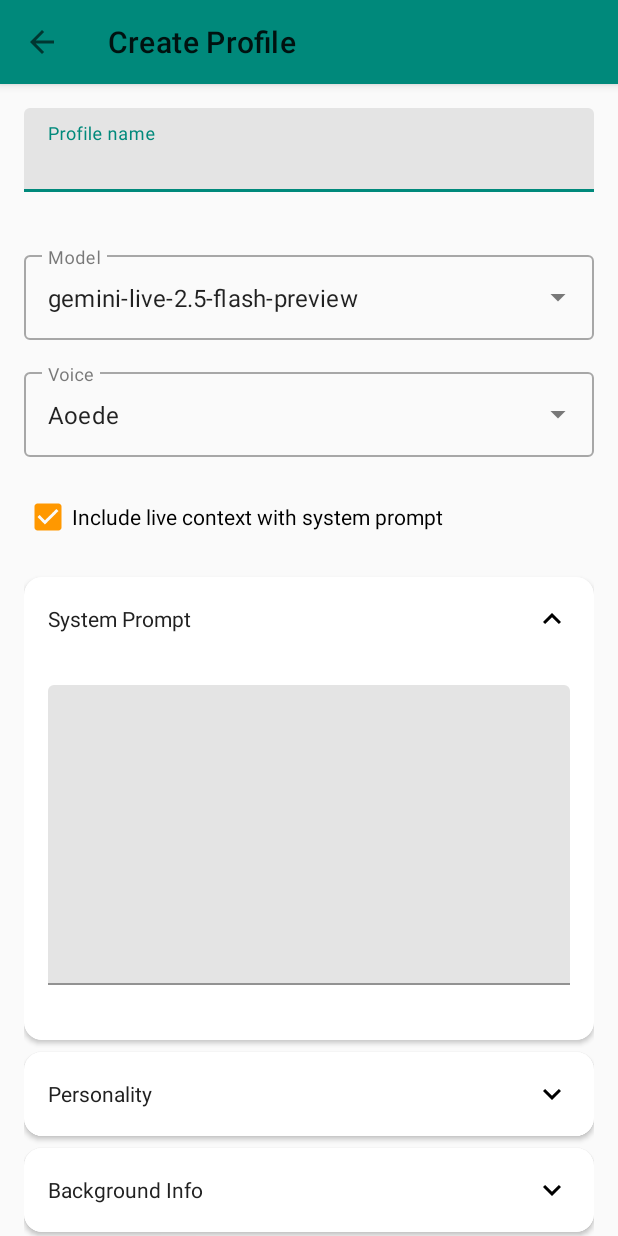
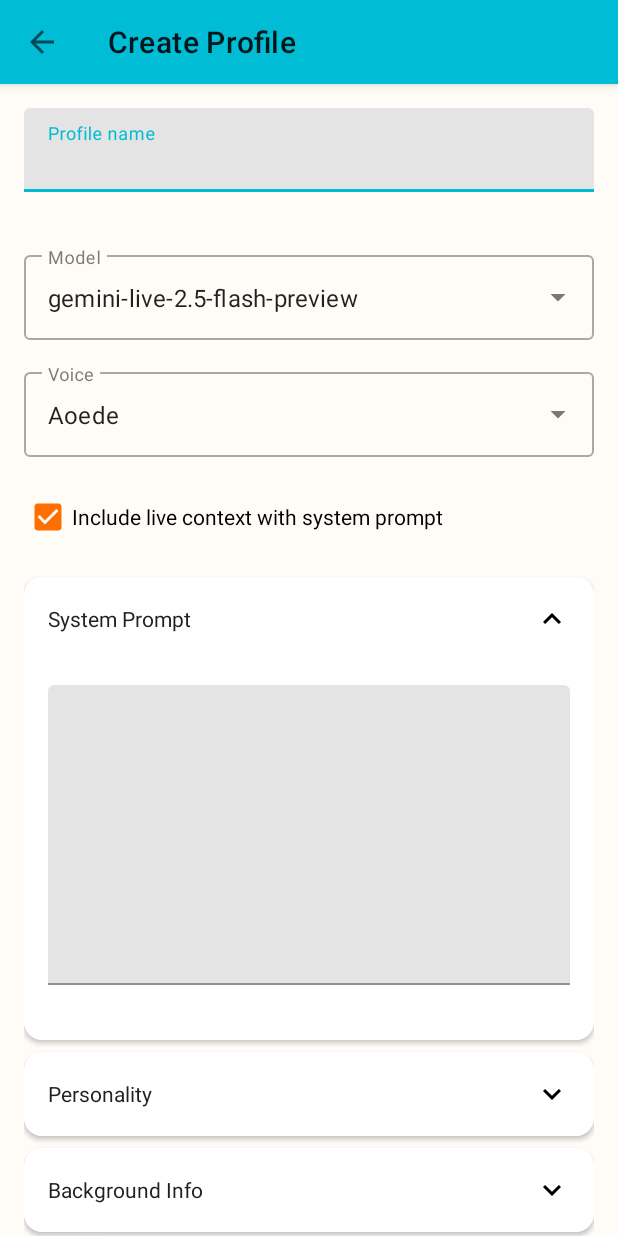
Before and after one commit to mrsheepuk/ha-live, an Android app: the ProfileEditorActivity screen opened directly, with no data from a screen before it, on a phone screen of 412 x 824 dp. Run offline under Robolectric (Android 15) with nearby library versions, the phone set to English and light mode, and no system bars; libraries missing offline, so code that uses them is left out: okhttp3.sse.

Commit message:
Add warmth and personality: warmer aqua palette with vibrant orange accents
**Problem Solved:**
The original teal (#00897B) felt "soulless" and clinical. The warm orange accent
wasn't visible anywhere in the UI - buttons were using colorPrimary (teal) by default.

**Color Warmth Boost:**
- Primary: Shifted from cool teal to bright cyan-teal (#00BCD4)
  - More vibrant, inviting, and energetic
  - Better contrast and visibility
- Secondary: Added warm teal complement (#26A69A) for depth
- Accent: Deepened orange to vibrant coral (#FF6F00) for more impact
- Surfaces: Added warm peach undertones (#FFF3E0 for tool log container)
- Background: Slight warm tint (#FFFBF7 vs pure white)

**Orange Accent Now Visible:**
Applied vibrant orange/coral accent to key actions:
- ✨ Main TALK button (the star of the app!)
- Save button (profile editor)
- FAB for creating new profiles

**Why This Works:**
- Warmer cyan-teal feels more conversational and friendly
- Orange creates strong visual hierarchy for primary actions
- Warm surface tints add personality without being distracting
- Better emotional resonance - feels helpful rather than sterile

**Technical:**
- Added app:backgroundTint="?attr/colorAccent" to primary action buttons
- Maintained proper Material Components 2 compatibility
- Dark mode colors remain balanced with glowing aqua variants

The app now has personality - warm, inviting, and clearly guides users
to the most important actions with that vibrant orange pop!

```diff
--- a/app/app/src/main/res/layout/activity_main.xml
+++ b/app/app/src/main/res/layout/activity_main.xml
@@ -54,6 +54,7 @@
         android:text="TALK"
         android:textSize="24sp"
         android:layout_marginTop="24dp"
+        app:backgroundTint="?attr/colorAccent"
         app:layout_constraintBottom_toTopOf="@+id/toolLogContainer"
         app:layout_constraintEnd_toEndOf="parent"
         app:layout_constraintStart_toStartOf="parent"
--- a/app/app/src/main/res/layout/activity_profile_editor.xml
+++ b/app/app/src/main/res/layout/activity_profile_editor.xml
@@ -504,7 +504,8 @@
                 android:id="@+id/saveButton"
                 android:layout_width="wrap_content"
                 android:layout_height="wrap_content"
-                android:text="@string/profile_editor_save" />
+                android:text="@string/profile_editor_save"
+                app:backgroundTint="?attr/colorAccent" />
 
         </LinearLayout>
 
--- a/app/app/src/main/res/layout/activity_profile_management.xml
+++ b/app/app/src/main/res/layout/activity_profile_management.xml
@@ -69,6 +69,7 @@
         android:layout_gravity="bottom|end"
         android:layout_margin="16dp"
         android:contentDescription="@string/profile_create_new"
+        app:backgroundTint="?attr/colorAccent"
         app:srcCompat="@android:drawable/ic_input_add" />
 
 </androidx.coordinatorlayout.widget.CoordinatorLayout>
--- a/app/app/src/main/res/values/colors.xml
+++ b/app/app/src/main/res/values/colors.xml
@@ -1,32 +1,32 @@
 <?xml version="1.0" encoding="utf-8"?>
 <resources>
-    <!-- Conversational Teal - Modern Tech Assistant Theme -->
+    <!-- Warm Aqua & Coral - Modern Tech Assistant Theme (Warmer Version) -->
 
-    <!-- Light Mode Primary (Teal) -->
-    <color name="teal_primary">#00897B</color>          <!-- Rich teal - main brand -->
-    <color name="teal_primary_dark">#00695C</color>     <!-- Deeper teal - depth/emphasis -->
-    <color name="teal_primary_light">#4DB6AC</color>    <!-- Lighter teal - hover states -->
+    <!-- Light Mode Primary (Warm Teal/Aqua) -->
+    <color name="teal_primary">#00BCD4</color>          <!-- Bright cyan-teal - warm & inviting -->
+    <color name="teal_primary_dark">#0097A7</color>     <!-- Deeper cyan-teal -->
+    <color name="teal_primary_light">#4DD0E1</color>    <!-- Lighter aqua - hover states -->
 
-    <!-- Dark Mode Primary (Lighter Teal for contrast) -->
-    <color name="teal_primary_night">#4DB6AC</color>    <!-- Vibrant light teal -->
-    <color name="teal_primary_dark_night">#26A69A</color> <!-- Medium teal -->
+    <!-- Dark Mode Primary (Glowing Aqua) -->
+    <color name="teal_primary_night">#4DD0E1</color>    <!-- Vibrant glowing aqua -->
+    <color name="teal_primary_dark_night">#26C6DA</color> <!-- Medium bright aqua -->
 
-    <!-- Secondary (Cyan - responsive/active feel) -->
-    <color name="cyan_secondary">#26C6DA</color>        <!-- Bright cyan - light mode -->
-    <color name="cyan_secondary_dark">#0097A7</color>   <!-- Deeper cyan -->
-    <color name="cyan_secondary_night">#80DEEA</color>  <!-- Soft cyan glow - dark mode -->
+    <!-- Secondary (Warm Teal - deeper complement) -->
+    <color name="cyan_secondary">#26A69A</color>        <!-- Warm teal - light mode -->
+    <color name="cyan_secondary_dark">#00897B</color>   <!-- Deeper warm teal -->
+    <color name="cyan_secondary_night">#80CBC4</color>  <!-- Soft warm teal glow - dark mode -->
 
-    <!-- Accent (Warm Orange - inviting actions) -->
-    <color name="orange_accent">#FF9800</color>         <!-- Warm orange - light mode -->
-    <color name="orange_accent_dark">#F57C00</color>    <!-- Deeper orange -->
-    <color name="orange_accent_night">#FFB74D</color>   <!-- Warm glow - dark mode -->
+    <!-- Accent (Vibrant Coral/Orange - the star of the show) -->
+    <color name="orange_accent">#FF6F00</color>         <!-- Deep vibrant orange - light mode -->
+    <color name="orange_accent_dark">#F57C00</color>    <!-- Rich orange -->
+    <color name="orange_accent_night">#FFB74D</color>   <!-- Warm golden glow - dark mode -->
 
-    <!-- Backgrounds & Surfaces -->
-    <color name="background_light">#FAFAFA</color>      <!-- Soft white -->
+    <!-- Backgrounds & Surfaces (with warm undertones) -->
+    <color name="background_light">#FFFBF7</color>      <!-- Soft warm white -->
     <color name="surface_light">#FFFFFF</color>         <!-- Pure white -->
     <color name="background_dark">#121212</color>       <!-- True dark -->
     <color name="surface_dark">#1E1E1E</color>          <!-- Elevated surface -->
-    <color name="surface_variant_light">#F5F5F5</color> <!-- Light grey container -->
+    <color name="surface_variant_light">#FFF3E0</color> <!-- Warm peach-tinted container -->
     <color name="surface_variant_dark">#2C2C2C</color>  <!-- Dark grey container -->
 
     <!-- Text Colors -->
```
